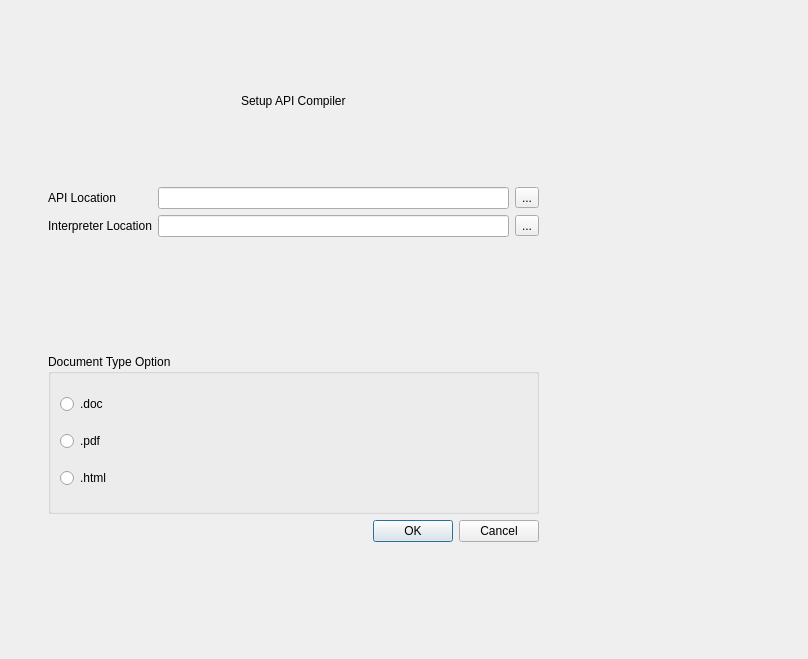
This is src/gui/ui/apicompilerdialog.ui in facade-technologies-inc/facile as Qt 5 draws it before an edit. The edited form follows.
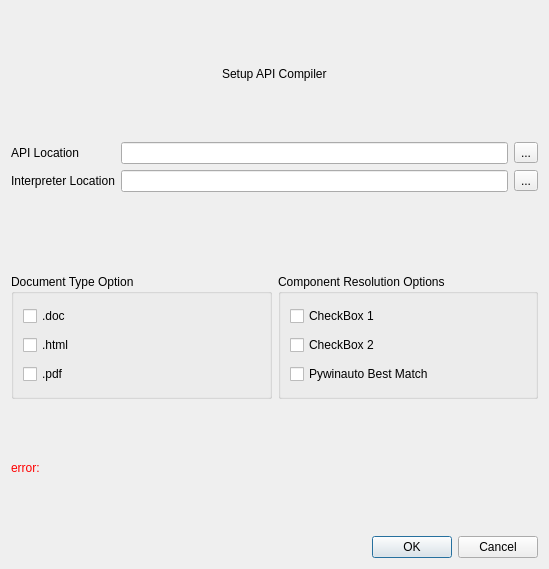
This is the edited form.

Commit message: add action label; add error label; add component resolution options; change radio buttons to check boxes

The edit to the form file:
```diff
--- a/src/gui/ui/apicompilerdialog.ui
+++ b/src/gui/ui/apicompilerdialog.ui
@@ -6,23 +6,14 @@
    <rect>
     <x>0</x>
     <y>0</y>
-    <width>808</width>
-    <height>659</height>
+    <width>549</width>
+    <height>569</height>
    </rect>
   </property>
   <property name="windowTitle">
    <string>Dialog</string>
   </property>
-  <widget class="QWidget" name="layoutWidget">
-   <property name="geometry">
-    <rect>
-     <x>48</x>
-     <y>21</y>
-     <width>491</width>
-     <height>521</height>
-    </rect>
-   </property>
-   <layout class="QVBoxLayout" name="verticalLayout_2">
+  <layout class="QVBoxLayout" name="verticalLayout_3">
     <item>
      <layout class="QHBoxLayout" name="horizontalLayout_3">
       <item>
@@ -107,33 +98,83 @@
      </layout>
     </item>
     <item>
+    <layout class="QHBoxLayout" name="horizontalLayout_4">
+     <item>
      <widget class="QGroupBox" name="groupBox_2">
       <property name="title">
        <string>Document Type Option</string>
       </property>
       <layout class="QVBoxLayout" name="verticalLayout">
        <item>
-        <widget class="QRadioButton" name="docOptionDocx">
+         <widget class="QCheckBox" name="checkBoxDocx">
          <property name="text">
           <string>.doc</string>
          </property>
         </widget>
        </item>
        <item>
-        <widget class="QRadioButton" name="docOptionPdf">
-         <property name="text">
-          <string>.pdf</string>
-         </property>
-        </widget>
-       </item>
-       <item>
-        <widget class="QRadioButton" name="docOptionHtml">
+         <widget class="QCheckBox" name="checkBoxHtml">
          <property name="text">
           <string>.html</string>
          </property>
         </widget>
        </item>
-      </layout>
+        <item>
+         <widget class="QCheckBox" name="checkBoxPdf">
+          <property name="text">
+           <string>.pdf</string>
+          </property>
+         </widget>
+        </item>
+       </layout>
+      </widget>
+     </item>
+     <item>
+      <widget class="QGroupBox" name="groupBox_3">
+       <property name="title">
+        <string>Component Resolution Options</string>
+       </property>
+       <layout class="QVBoxLayout" name="verticalLayout_2">
+        <item>
+         <widget class="QCheckBox" name="checkBox1">
+          <property name="text">
+           <string>CheckBox 1</string>
+          </property>
+         </widget>
+        </item>
+        <item>
+         <widget class="QCheckBox" name="checkBox2">
+          <property name="text">
+           <string>CheckBox 2</string>
+          </property>
+         </widget>
+        </item>
+        <item>
+         <widget class="QCheckBox" name="checkBoxPyw">
+          <property name="text">
+           <string>Pywinauto Best Match</string>
+          </property>
+         </widget>
+        </item>
+       </layout>
+      </widget>
+     </item>
+    </layout>
+   </item>
+   <item>
+    <widget class="QLabel" name="error_label">
+     <property name="enabled">
+      <bool>true</bool>
+     </property>
+     <property name="autoFillBackground">
+      <bool>false</bool>
+     </property>
+     <property name="styleSheet">
+      <string notr="true">color: red</string>
+     </property>
+     <property name="text">
+      <string>error:</string>
+     </property>
      </widget>
     </item>
     <item>
@@ -147,7 +188,6 @@
      </widget>
     </item>
    </layout>
-  </widget>
  </widget>
  <resources/>
  <connections/>
```
Lines whose indentation alone changed are shown as unchanged. The commit also changes 3 other files.
